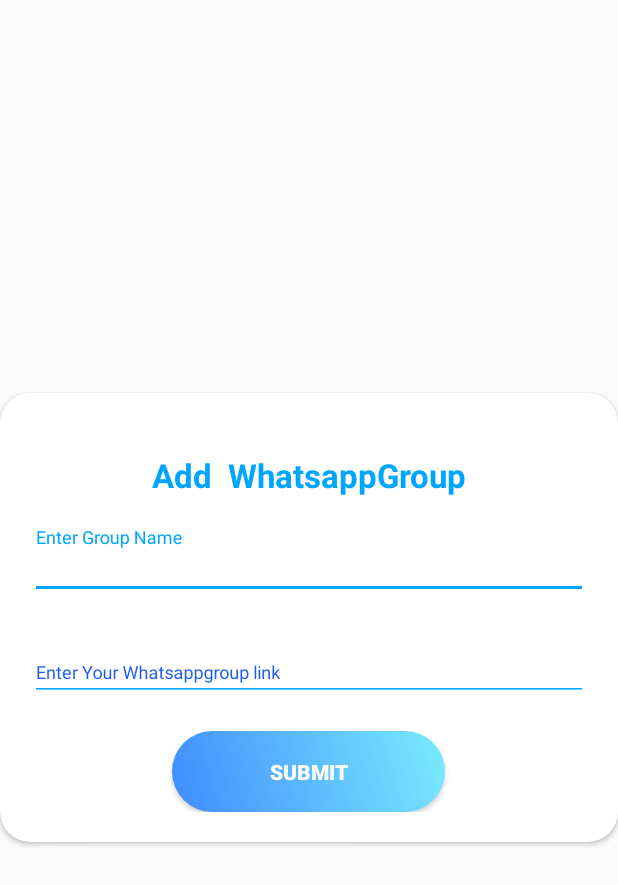
After one commit to prasadthegreat799/Statusbooster, an Android app: the UpdateWhatsappgroupActivity screen opened directly, with no data from a screen before it, on a phone screen of 412 x 824 dp. The commit adds this screen. Shown: the top 885 px of the screen. Run offline under Robolectric (Android 15) with nearby library versions, the phone set to English and light mode, and no system bars.

```diff
--- a/app/build.gradle
+++ b/app/build.gradle
@@ -41,4 +41,6 @@ dependencies {
 
     implementation 'androidx.multidex:multidex:2.0.1'
 
+    implementation 'com.firebaseui:firebase-ui-database:6.2.1'
+
 }
--- /dev/null
+++ b/app/src/main/java/com/prasadthegreat/statusbooster/UpdateWhatsappgroupActivity.java
@@ -0,0 +1,14 @@
+package com.prasadthegreat.statusbooster;
+
+import androidx.appcompat.app.AppCompatActivity;
+
+import android.os.Bundle;
+
+public class UpdateWhatsappgroupActivity extends AppCompatActivity {
+
+    @Override
+    protected void onCreate(Bundle savedInstanceState) {
+        super.onCreate(savedInstanceState);
+        setContentView(R.layout.activity_update_whatsappgroup);
+    }
+}
--- /dev/null
+++ b/app/src/main/res/layout/activity_update_whatsappgroup.xml
@@ -0,0 +1,16 @@
+<?xml version="1.0" encoding="utf-8"?>
+<RelativeLayout xmlns:android="http://schemas.android.com/apk/res/android"
+    xmlns:app="http://schemas.android.com/apk/res-auto"
+    xmlns:tools="http://schemas.android.com/tools"
+    android:layout_width="match_parent"
+    android:layout_height="match_parent"
+    tools:context=".UpdateWhatsappgroupActivity">
+
+
+    <include
+        android:layout_width="match_parent"
+        android:layout_height="wrap_content"
+        android:layout_centerInParent="true"
+        layout="@layout/updatewhatsappgrouplayout" />
+
+</RelativeLayout>
--- a/app/src/main/res/layout/homelayout.xml
+++ b/app/src/main/res/layout/homelayout.xml
@@ -13,12 +13,12 @@
         android:padding="@dimen/loginViewsMargin"
         style="@style/linearParent">
         <TextView
-            android:id="@+id/riddleofthedayhome"
+            android:id="@+id/headingtxt"
             android:layout_marginTop="@dimen/loginViewsMargin"
             android:text="Add My Number"
             style="@style/headerTextPrimary" />
         <TextView
-            android:id="@+id/riddleofthedayhomename"
+            android:id="@+id/msgtxt"
             android:layout_marginTop="@dimen/loginViewsMargin"
             android:text="\ 7997288157"
             style="@style/headerTextPrimary" />
--- a/app/src/main/res/layout/mainactivitybuttens.xml
+++ b/app/src/main/res/layout/mainactivitybuttens.xml
@@ -31,7 +31,7 @@
         android:id="@+id/editprofilebtn"
         android:layout_height="100.0dip"
         android:layout_width="150.0dip"
-        android:text="Add Your\nPhone Number"
+        android:text="Sign Out"
         android:layout_margin="10.0dip"
         android:background="@drawable/roundbutton"
         android:textColor="@color/primaryTextColor"/>
@@ -87,7 +87,6 @@
         android:layout_margin="10.0dip"
         android:background="@drawable/roundbutton"
         android:textColor="@color/primaryTextColor"/>
-
 </LinearLayout>
 
 </LinearLayout>
--- /dev/null
+++ b/app/src/main/res/layout/updatewhatsappgrouplayout.xml
@@ -0,0 +1,56 @@
+<?xml version="1.0" encoding="utf-8"?>
+<androidx.cardview.widget.CardView
+    xmlns:android="http://schemas.android.com/apk/res/android"
+    xmlns:app="http://schemas.android.com/apk/res-auto"
+    style="@style/loginCard"
+    app:cardCornerRadius="@dimen/loginCardRadius"
+    android:layout_width="match_parent"
+    android:layout_height="match_parent"
+    android:elevation="5dp"
+    android:layout_gravity="center"
+    android:background="@color/whiteCardColor">
+
+    <LinearLayout
+        style="@style/linearParent"
+        android:layout_gravity="center"
+        android:orientation="vertical"
+        android:padding="@dimen/loginViewsMargin">
+
+        <TextView
+            style="@style/headerTextPrimary"
+            android:text="Add  WhatsappGroup"
+            android:layout_marginTop="@dimen/loginViewsMargin"/>
+
+        <com.google.android.material.textfield.TextInputLayout
+            android:id="@+id/textInputEmail"
+            style="@style/parent"
+            android:layout_marginTop="@dimen/loginViewsMargin">
+            <EditText
+                android:id="@+id/whatsgroupnameedit"
+                style="@style/modifiedEditText"
+                android:inputType="textEmailAddress"
+                android:maxLines="1"
+                android:hint="Enter Group Name"/>
+        </com.google.android.material.textfield.TextInputLayout>
+
+        <com.google.android.material.textfield.TextInputLayout
+            android:id="@+id/textInputPassword"
+            style="@style/parent"
+            android:layout_marginTop="@dimen/loginViewsMargin">
+            <EditText
+                android:id="@+id/whatsappgrouplinkedit"
+                style="@style/modifiedEditText"
+                android:hint="Enter Your Whatsappgroup link"
+                android:maxLines="1"
+                android:inputType="text"/>
+        </com.google.android.material.textfield.TextInputLayout>
+
+        <Button
+            android:id="@+id/submitwhatsbtn"
+            style="@style/loginButton"
+            android:text="Submit"
+            android:layout_gravity="center_horizontal"
+            android:layout_marginTop="@dimen/loginViewsMargin"/>
+    </LinearLayout>
+
+</androidx.cardview.widget.CardView>
```
Also changed, not shown: app/src/main/AndroidManifest.xml (+5 -2 lines), app/src/main/java/com/prasadthegreat/statusbooster/MainActivity.java (+51 -10 lines), app/src/main/java/com/prasadthegreat/statusbooster/PhonenumberActivity.java (added, +130 -0 lines), app/src/main/java/com/prasadthegreat/statusbooster/WhatsgroupActivity.java (added, +14 -0 lines), app/src/main/java/com/prasadthegreat/statusbooster/users.java (added, +39 -0 lines), app/src/main/res/layout/activity_phonenumber.xml (added, +15 -0 lines), app/src/main/res/layout/activity_whatsgroup.xml (added, +15 -0 lines), app/src/main/res/layout/list_item.xml (added, +62 -0 lines), app/src/main/res/layout/whatslist_item.xml (added, +62 -0 lines).
